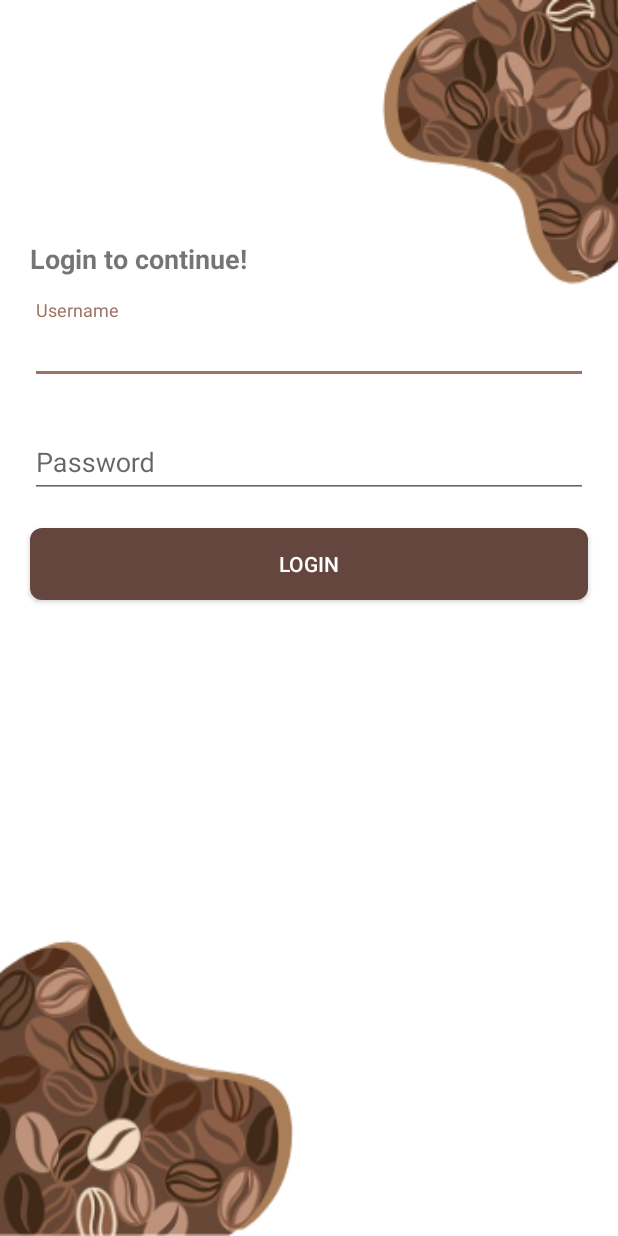
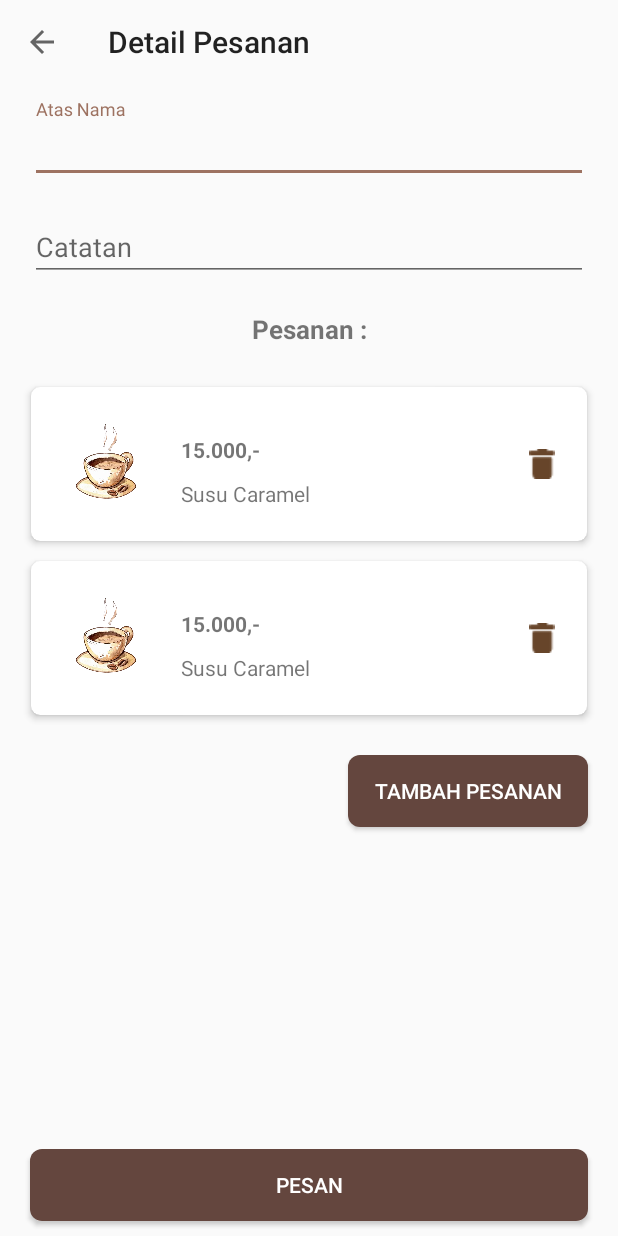
Before and after one commit to DeaAnandita/CafeOrderApps, an Android app: the screen it shows after launch (MainActivity before the commit, DetailActivity after it), on a phone screen of 412 x 824 dp. Run offline under Robolectric (Android 15) with nearby library versions, the phone set to English and light mode, and no system bars.

Commit message:
layout xml

```diff
--- a/app/src/main/AndroidManifest.xml
+++ b/app/src/main/AndroidManifest.xml
@@ -1,6 +1,8 @@
 <?xml version="1.0" encoding="utf-8"?>
 <manifest xmlns:android="http://schemas.android.com/apk/res/android"
     package="com.example.cafeorderapps">
+
+    <uses-permission android:name="android.permission.INTERNET"/>
 
     <application
         android:allowBackup="true"
@@ -9,17 +11,17 @@
         android:roundIcon="@mipmap/ic_launcher_round"
         android:supportsRtl="true"
         android:theme="@style/AppTheme">
-        <activity android:name=".DetailActivity"></activity>
-        <activity android:name=".HomeActivity"></activity>
-        <activity android:name=".MainActivity">
+        <activity android:name=".DetailActivity">
             <intent-filter>
                 <action android:name="android.intent.action.MAIN" />
 
                 <category android:name="android.intent.category.LAUNCHER" />
             </intent-filter>
         </activity>
+        <activity android:name=".HomeActivity"></activity>
+        <activity android:name=".MainActivity">
+
+        </activity>
     </application>
 
-    <uses-permission android:name="android.permission.INTERNET" />
-
 </manifest>
--- a/app/src/main/java/com/example/cafeorderapps/DetailActivity.java
+++ b/app/src/main/java/com/example/cafeorderapps/DetailActivity.java
@@ -3,12 +3,41 @@ package com.example.cafeorderapps;
 import android.os.Bundle;
 
 import androidx.appcompat.app.AppCompatActivity;
+import androidx.appcompat.widget.Toolbar;
+import androidx.recyclerview.widget.LinearLayoutManager;
+import androidx.recyclerview.widget.RecyclerView;
+
+import java.util.ArrayList;
 
 public class DetailActivity extends AppCompatActivity {
+
+    RecyclerView recyclerView;
+    DetailAdapter detailAdapter;
+    ArrayList<DetailModel> DetailModels;
 
     @Override
     protected void onCreate(Bundle savedInstanceState) {
         super.onCreate(savedInstanceState);
         setContentView(R.layout.activity_detail);
+
+        Toolbar toolbar = findViewById(R.id.toolbarDetail);
+
+        setSupportActionBar(toolbar);
+        getSupportActionBar().setTitle("Detail Pesanan");
+        getSupportActionBar().setDisplayHomeAsUpEnabled(true);
+
+        recyclerView = findViewById(R.id.rvDetail);
+
+        DetailModels = new ArrayList<>();
+        DetailModels.add(new DetailModel("1", "Susu Caramel", "15.000,-"));
+        DetailModels.add(new DetailModel("2","Susu Caramel", "15.000,-"));
+
+        detailAdapter = new DetailAdapter(DetailModels);
+
+        RecyclerView.LayoutManager layoutManager = new LinearLayoutManager(DetailActivity.this);
+
+        recyclerView.setLayoutManager(layoutManager);
+
+        recyclerView.setAdapter(detailAdapter);
     }
 }
--- /dev/null
+++ b/app/src/main/java/com/example/cafeorderapps/DetailAdapter.java
@@ -0,0 +1,58 @@
+package com.example.cafeorderapps;
+
+import android.view.LayoutInflater;
+import android.view.View;
+import android.view.ViewGroup;
+import android.widget.ImageView;
+import android.widget.TextView;
+
+import androidx.annotation.NonNull;
+import androidx.cardview.widget.CardView;
+import androidx.recyclerview.widget.RecyclerView;
+
+import java.util.ArrayList;
+
+public class DetailAdapter extends RecyclerView.Adapter<DetailAdapter.HomeViewHolder>{
+
+    private ArrayList<DetailModel> dataList;
+    View viewku;
+
+    public DetailAdapter(ArrayList<DetailModel> dataList) {
+        this.dataList = dataList;
+    }
+
+    @NonNull
+    @Override
+    public HomeViewHolder onCreateViewHolder(@NonNull ViewGroup parent, int viewType) {
+        LayoutInflater layoutInflater = LayoutInflater.from(parent.getContext());
+        viewku = layoutInflater.inflate(R.layout.listitem_detail, parent, false);
+        return new HomeViewHolder(viewku);
+    }
+
+    @Override
+    public void onBindViewHolder(@NonNull HomeViewHolder holder, int position) {
+        holder.txtnama.setText(dataList.get(position).getNamaD());
+        holder.txtEmail.setText(dataList.get(position).getHargaD());
+    }
+
+    @Override
+    public int getItemCount() {
+        return dataList.size();
+    }
+
+    class HomeViewHolder extends RecyclerView.ViewHolder{
+        private TextView txtEmail, txtnama;
+        private ImageView img;
+        CardView cardku;
+
+        HomeViewHolder(View itemView) {
+            super(itemView);
+            cardku = itemView.findViewById(R.id.cardku_D);
+            txtEmail = itemView.findViewById(R.id.txtnamaD);
+            txtnama = itemView.findViewById(R.id.txthargaD);
+            img = itemView.findViewById(R.id.imgD);
+
+        }
+    }
+
+}
--- /dev/null
+++ b/app/src/main/java/com/example/cafeorderapps/DetailModel.java
@@ -0,0 +1,38 @@
+package com.example.cafeorderapps;
+
+public class DetailModel {
+    String id, namaD, hargaD;
+
+    public DetailModel(String id, String namaD, String hargaD) {
+        this.id = id;
+        this.namaD = namaD;
+        this.hargaD = hargaD;
+
+    }
+
+    public String getNamaD() {
+        return namaD;
+    }
+
+    public void setNamaD(String namaD) {
+        this.namaD = namaD;
+    }
+
+    public String getHargaD() {
+        return hargaD;
+    }
+
+    public void setHargaD(String hargaD) {
+        this.hargaD = hargaD;
+    }
+
+    public String getId() {
+        return id;
+    }
+
+    public void setId(String id) {
+        this.id = id;
+    }
+
+
+}
--- a/app/src/main/java/com/example/cafeorderapps/HomeModel.java
+++ b/app/src/main/java/com/example/cafeorderapps/HomeModel.java
@@ -8,6 +8,7 @@ public class HomeModel {
         this.id = id;
         this.email = email;
         this.nama = nama;
+
     }
 
     public String getId() {
--- a/app/src/main/res/drawable/btn_login.xml
+++ b/app/src/main/res/drawable/btn_login.xml
@@ -4,4 +4,5 @@
     <solid android:color="@color/colorPrimary"/>
     <corners android:radius="8dp"/>
 
+
 </shape>
--- a/app/src/main/res/layout/activity_detail.xml
+++ b/app/src/main/res/layout/activity_detail.xml
@@ -1,10 +1,14 @@
 <?xml version="1.0" encoding="utf-8"?>
-<androidx.constraintlayout.widget.ConstraintLayout
-    xmlns:android="http://schemas.android.com/apk/res/android"
-    xmlns:app="http://schemas.android.com/apk/res-auto"
-    xmlns:tools="http://schemas.android.com/tools"
+<ScrollView
     android:layout_width="match_parent"
     android:layout_height="match_parent"
+    xmlns:android="http://schemas.android.com/apk/res/android"
+    android:fillViewport="true"
+    xmlns:app="http://schemas.android.com/apk/res-auto"
+    xmlns:tools="http://schemas.android.com/tools">
+<androidx.constraintlayout.widget.ConstraintLayout
+    android:layout_width="match_parent"
+    android:layout_height="wrap_content"
     tools:context=".DetailActivity">
 
     <androidx.appcompat.widget.Toolbar
@@ -18,7 +22,8 @@
         android:layout_width="match_parent"
         android:layout_height="wrap_content"
         app:layout_constraintTop_toBottomOf="@+id/toolbarDetail"
-        android:layout_margin="20dp">
+        android:layout_marginHorizontal="20dp"
+        android:layout_marginTop="10dp">
 
         <EditText
             android:id="@+id/edAtasNama"
@@ -47,23 +52,34 @@
         android:textStyle="bold"
         android:textSize="17dp"/>
 
-    <LinearLayout
-        app:layout_constraintLeft_toLeftOf="parent"
+    <androidx.recyclerview.widget.RecyclerView
+        android:id="@+id/rvDetail"
+        app:layout_constraintTop_toBottomOf="@+id/tvPesanan"
+        android:layout_marginTop="20dp"
+        android:layout_width="match_parent"
+        android:layout_height="wrap_content"
+        tools:listitem="@layout/listitem_detail"/>
+
+    <Button
+        android:layout_width="160dp"
+        android:background="@drawable/btn_login"
+        android:layout_height="48dp"
+        android:text="Tambah Pesanan"
+        android:textColor="@color/white"
+        app:layout_constraintTop_toBottomOf="@+id/rvDetail"
         app:layout_constraintRight_toRightOf="parent"
-        android:layout_width="wrap_content"
+        android:layout_marginHorizontal="20dp"
+        android:layout_marginTop="20dp"/>
+
+    <Button
+        android:layout_width="match_parent"
         android:layout_height="wrap_content"
-        app:layout_constraintTop_toBottomOf="@+id/tvPesanan"
-        android:layout_centerHorizontal="true">
-        <NumberPicker
-            android:id="@+id/numberPicker"
-            android:layout_width="wrap_content"
-            android:layout_height="wrap_content"
-            />
-        <NumberPicker
-            android:id="@+id/numberPicker2"
-            android:layout_width="wrap_content"
-            android:layout_height="wrap_content"
-            />
-    </LinearLayout>
+        android:background="@drawable/btn_login"
+        android:text="PESAN"
+        android:textColor="@color/white"
+        android:layout_marginBottom="10dp"
+        android:layout_marginHorizontal="20dp"
+        app:layout_constraintBottom_toBottomOf="parent"/>
 
 </androidx.constraintlayout.widget.ConstraintLayout>
+</ScrollView>
--- /dev/null
+++ b/app/src/main/res/layout/listitem_detail.xml
@@ -0,0 +1,80 @@
+<?xml version="1.0" encoding="utf-8"?>
+<androidx.constraintlayout.widget.ConstraintLayout
+    xmlns:android="http://schemas.android.com/apk/res/android"
+    android:layout_width="match_parent"
+    android:layout_height="wrap_content"
+    xmlns:app="http://schemas.android.com/apk/res-auto"
+    android:orientation="vertical">
+
+    <androidx.cardview.widget.CardView
+        app:layout_constraintTop_toTopOf="parent"
+        android:id="@+id/cardku_D"
+        android:layout_width="match_parent"
+        android:layout_height="116dp"
+        android:layout_marginHorizontal="15dp"
+        app:cardCornerRadius="6dp"
+        app:cardElevation="3dp"
+        app:cardUseCompatPadding="true">
+
+        <androidx.constraintlayout.widget.ConstraintLayout
+            android:layout_width="match_parent"
+            android:layout_height="match_parent"
+            android:orientation="horizontal"
+            android:gravity="center"
+            android:layout_gravity="center">
+
+            <ImageView
+                app:layout_constraintLeft_toLeftOf="parent"
+                app:layout_constraintTop_toTopOf="parent"
+                app:layout_constraintBottom_toBottomOf="parent"
+                android:id="@+id/imgD"
+                android:layout_width="60dp"
+                android:layout_height="60dp"
+                android:layout_gravity="center"
+                android:layout_marginLeft="20dp"
+                android:src="@mipmap/icon" />
+
+            <ImageView
+                app:layout_constraintTop_toTopOf="parent"
+                app:layout_constraintBottom_toBottomOf="parent"
+                android:id="@+id/imggD"
+                android:layout_width="20dp"
+                app:layout_constraintRight_toRightOf="parent"
+                android:layout_height="20dp"
+                android:layout_gravity="center"
+                android:layout_marginRight="20dp"
+                android:src="@mipmap/delete" />
+
+            <LinearLayout
+                app:layout_constraintTop_toTopOf="parent"
+                app:layout_constraintBottom_toBottomOf="parent"
+                app:layout_constraintLeft_toRightOf="@+id/imgD"
+                android:layout_width="wrap_content"
+                android:layout_height="wrap_content"
+                android:layout_marginVertical="10dp"
+                android:layout_marginLeft="10dp"
+                android:orientation="vertical">
+
+                <TextView
+                    android:id="@+id/txtnamaD"
+                    android:layout_width="wrap_content"
+                    android:layout_height="wrap_content"
+                    android:layout_marginHorizontal="10dp"
+                    android:layout_marginTop="10dp"
+                    android:textStyle="bold" />
+
+                <TextView
+                    android:id="@+id/txthargaD"
+                    android:layout_width="wrap_content"
+                    android:layout_height="wrap_content"
+                    android:layout_marginHorizontal="10dp"
+                    android:layout_marginTop="10dp" />
+            </LinearLayout>
+
+        </androidx.constraintlayout.widget.ConstraintLayout>
+
+
+    </androidx.cardview.widget.CardView>
+
+
+</androidx.constraintlayout.widget.ConstraintLayout>
```
Also changed, not shown: app/src/main/res/mipmap-hdpi/delete.png (added).
